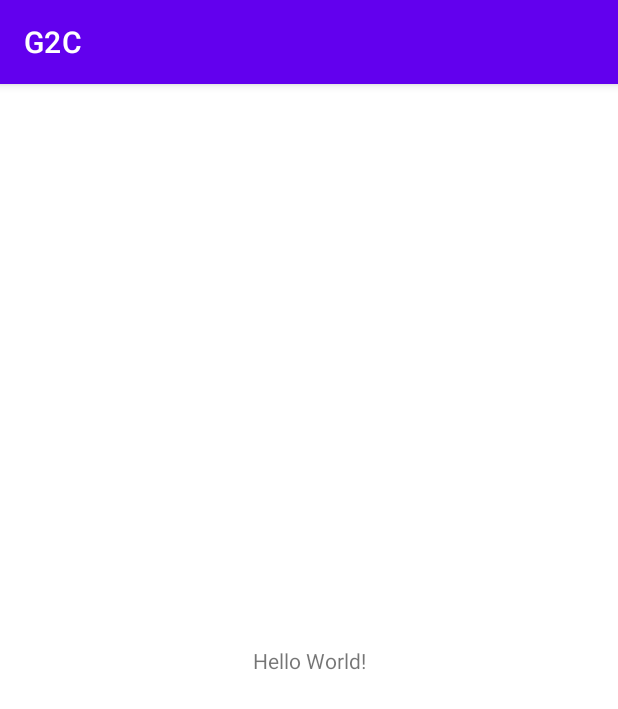
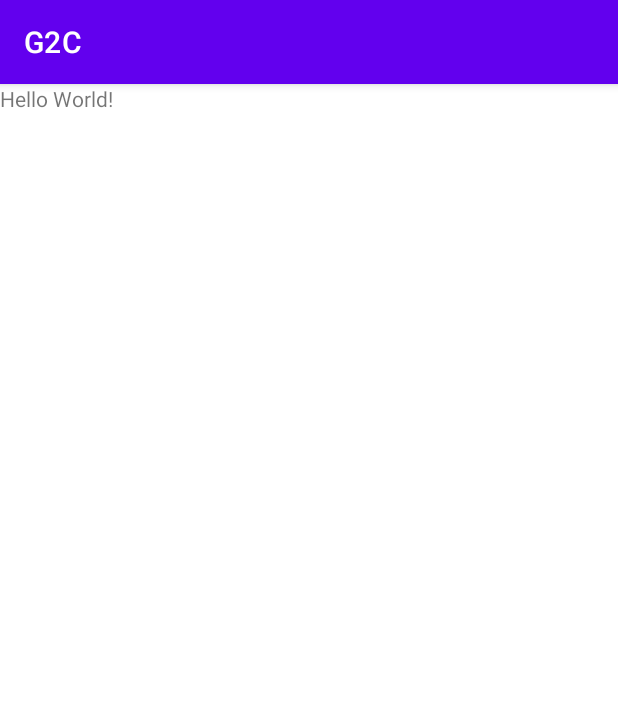
Before and after one commit to priyamprakash/G2C, an Android app: the screen it shows after launch (MainActivity), on a phone screen of 412 x 824 dp. Shown: the top 709 px of the screen. Run offline under Robolectric (Android 15) with nearby library versions, the light colour scheme and no system bars.

Commit message:
MainActivity Changes

```diff
--- a/app/src/main/java/com/priyam/gtoc/MainActivity.java
+++ b/app/src/main/java/com/priyam/gtoc/MainActivity.java
@@ -10,5 +10,6 @@
     protected void onCreate(Bundle savedInstanceState) {
         super.onCreate(savedInstanceState);
         setContentView(R.layout.activity_main);
+
     }
 }
--- a/app/src/main/res/layout/activity_main.xml
+++ b/app/src/main/res/layout/activity_main.xml
@@ -1,9 +1,10 @@
 <?xml version="1.0" encoding="utf-8"?>
-<androidx.constraintlayout.widget.ConstraintLayout xmlns:android="http://schemas.android.com/apk/res/android"
+<LinearLayout xmlns:android="http://schemas.android.com/apk/res/android"
     xmlns:app="http://schemas.android.com/apk/res-auto"
     xmlns:tools="http://schemas.android.com/tools"
     android:layout_width="match_parent"
     android:layout_height="match_parent"
+    android:orientation="vertical"
     tools:context=".MainActivity">
 
     <TextView
@@ -15,4 +16,4 @@
         app:layout_constraintStart_toStartOf="parent"
         app:layout_constraintTop_toTopOf="parent" />
 
-</androidx.constraintlayout.widget.ConstraintLayout>
+</LinearLayout>
```
